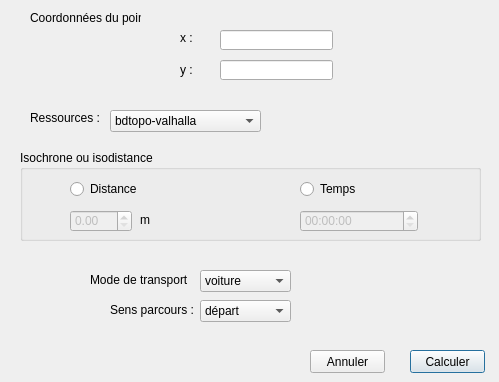
Before: the Qt Designer form Plugin_calcul_isochrone/calcul_isochrone_dialog_base.ui in Marcelanna/Projet_info_PPMD_QGIS_isochrone, drawn with Qt 5.
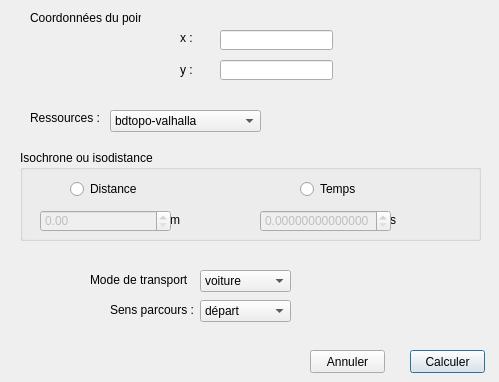
After: the same form once the commit is applied.

Commit message: Modification interface, récupération des données d'entrée et appel à la fonction send de Requete

```diff
--- a/Plugin_calcul_isochrone/calcul_isochrone_dialog_base.ui
+++ b/Plugin_calcul_isochrone/calcul_isochrone_dialog_base.ui
@@ -2,6 +2,9 @@
 <ui version="4.0">
  <class>Projet_PPMDDialogBase</class>
  <widget class="QDialog" name="Projet_PPMDDialogBase">
+  <property name="enabled">
+   <bool>true</bool>
+  </property>
   <property name="geometry">
    <rect>
     <x>0</x>
@@ -201,19 +204,6 @@
    <property name="title">
     <string>Isochrone ou isodistance</string>
    </property>
-   <widget class="QTimeEdit" name="timeEdit">
-    <property name="enabled">
-     <bool>false</bool>
-    </property>
-    <property name="geometry">
-     <rect>
-      <x>280</x>
-      <y>60</y>
-      <width>118</width>
-      <height>22</height>
-     </rect>
-    </property>
-   </widget>
    <widget class="QRadioButton" name="radioDistance">
     <property name="geometry">
      <rect>
@@ -227,23 +217,10 @@
      <string>Distance</string>
     </property>
    </widget>
-   <widget class="QDoubleSpinBox" name="doubleSpinBox">
-    <property name="enabled">
-     <bool>false</bool>
-    </property>
-    <property name="geometry">
-     <rect>
-      <x>50</x>
-      <y>60</y>
-      <width>62</width>
-      <height>22</height>
-     </rect>
-    </property>
-   </widget>
    <widget class="QLabel" name="textm">
     <property name="geometry">
      <rect>
-      <x>120</x>
+      <x>150</x>
       <y>60</y>
       <width>21</width>
       <height>20</height>
@@ -266,6 +243,54 @@
      <string>Temps</string>
     </property>
    </widget>
+   <widget class="QLabel" name="textm_2">
+    <property name="geometry">
+     <rect>
+      <x>370</x>
+      <y>60</y>
+      <width>21</width>
+      <height>20</height>
+     </rect>
+    </property>
+    <property name="text">
+     <string>s</string>
+    </property>
+   </widget>
+   <widget class="QDoubleSpinBox" name="distance">
+    <property name="enabled">
+     <bool>false</bool>
+    </property>
+    <property name="geometry">
+     <rect>
+      <x>20</x>
+      <y>60</y>
+      <width>131</width>
+      <height>22</height>
+     </rect>
+    </property>
+   </widget>
+   <widget class="QDoubleSpinBox" name="temps">
+    <property name="enabled">
+     <bool>false</bool>
+    </property>
+    <property name="geometry">
+     <rect>
+      <x>240</x>
+      <y>60</y>
+      <width>131</width>
+      <height>22</height>
+     </rect>
+    </property>
+    <property name="decimals">
+     <number>14</number>
+    </property>
+    <property name="maximum">
+     <double>82.989999999999995</double>
+    </property>
+    <property name="singleStep">
+     <double>0.000000000000000</double>
+    </property>
+   </widget>
   </widget>
   <widget class="QPushButton" name="pushButton">
    <property name="geometry">
```
Left out of the diff: 82 changed lines with no effect on the pictures. The commit also changes 2 other files.
